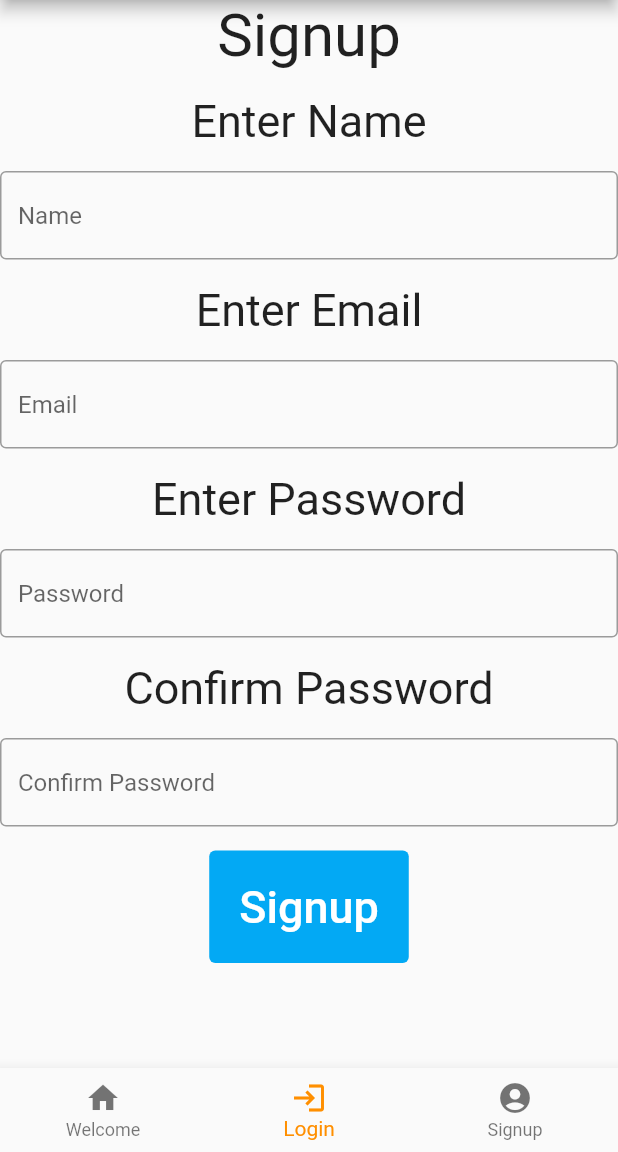
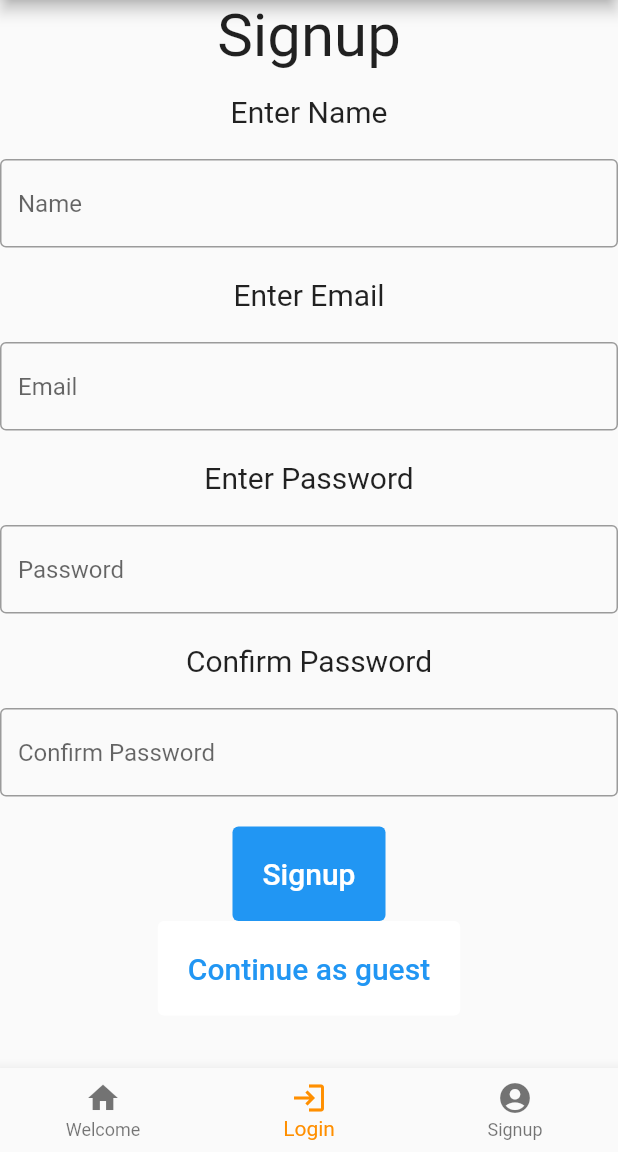
Before and after one commit to thatgirlprogrammer/HikingTrailApp, a Flutter app: the screen it shows after launch, item 2 of the bottom bar chosen, on a phone screen of 412 x 824 dp, the part 84-1236 px from its top. Run offline on Flutter 3.47's test engine with Material 2 defaults, Android fonts, the phone set to English and light mode, and no system bars; our stand-ins replace csv, firebase_auth, google_sign_in; accounts and stored records are empty.

Commit message:
Add files via upload

```diff
--- a/lib/Search.dart
+++ b/lib/Search.dart
@@ -31,6 +31,7 @@ List<String> stateNames = [
   "Kentucky",
   "Louisiana",
   "Maine",
+  'Maui',
   "Maryland",
   "Massachusetts",
   "Michigan",
--- a/lib/Signup.dart
+++ b/lib/Signup.dart
@@ -25,63 +25,74 @@ class _SignupWidgetState extends State<SignupWidget> {
       SizedBox(height: 16),
       const Text(
         "Enter Name",
-        style: TextStyle(fontSize: 30),
+        style: TextStyle(fontSize: 20),
       ),
-      SizedBox(height: 16),
+      SizedBox(height: 20),
       const TextField(
         decoration: InputDecoration(
           border: OutlineInputBorder(),
           hintText: 'Name',
         ),
       ),
-      SizedBox(height: 16),
+      SizedBox(height: 20),
       const Text(
         "Enter Email",
-        style: TextStyle(fontSize: 30),
+        style: TextStyle(fontSize: 20),
       ),
-      SizedBox(height: 16),
+      SizedBox(height: 20),
       const TextField(
         decoration: InputDecoration(
           border: OutlineInputBorder(),
           hintText: 'Email',
         ),
       ),
-      SizedBox(height: 16),
+      SizedBox(height: 20),
       const Text(
         "Enter Password",
-        style: TextStyle(fontSize: 30),
+        style: TextStyle(fontSize: 20),
       ),
-      SizedBox(height: 16),
+      SizedBox(height: 20),
       const TextField(
         decoration: InputDecoration(
           border: OutlineInputBorder(),
           hintText: 'Password',
         ),
       ),
-      SizedBox(height: 16),
+      SizedBox(height: 20),
       const Text(
         "Confirm Password",
-        style: TextStyle(fontSize: 30),
+        style: TextStyle(fontSize: 20),
       ),
-      SizedBox(height: 16),
+      SizedBox(height: 20),
       const TextField(
         decoration: InputDecoration(
           border: OutlineInputBorder(),
           hintText: 'Confirm Password',
         ),
       ),
-      SizedBox(height: 16),
+      SizedBox(height: 20),
       TextButton(
         style: ButtonStyle(
             padding:
                 MaterialStateProperty.all<EdgeInsets>(const EdgeInsets.all(20)),
             foregroundColor: MaterialStateProperty.all<Color>(Colors.white),
-            backgroundColor:
-                MaterialStateProperty.all<Color>(Colors.lightBlue)),
+            backgroundColor: MaterialStateProperty.all<Color>(Colors.blue)),
         onPressed: () {
           _navigateToNextScreen(context);
         },
-        child: const Text('Signup', style: TextStyle(fontSize: 30.0)),
+        child: const Text('Signup', style: TextStyle(fontSize: 20.0)),
+      ),
+      TextButton(
+        style: ButtonStyle(
+            padding:
+                MaterialStateProperty.all<EdgeInsets>(const EdgeInsets.all(20)),
+            foregroundColor: MaterialStateProperty.all<Color>(Colors.white),
+            backgroundColor: MaterialStateProperty.all<Color>(Colors.white)),
+        onPressed: () {
+          _navigateToNextScreen(context);
+        },
+        child: const Text('Continue as guest',
+            style: TextStyle(fontSize: 20.0, color: Colors.blue)),
       )
     ]));
   }
--- a/lib/SubCategory.dart
+++ b/lib/SubCategory.dart
@@ -105,6 +105,7 @@ class _SubCategory extends State<SubCategory> {
     return Scaffold(
         appBar: AppBar(
           title: Text(title!),
+          backgroundColor: Colors.blue,
         ),
         body: Align(
             alignment: Alignment.topLeft,
--- a/lib/main.dart
+++ b/lib/main.dart
@@ -92,7 +92,7 @@ class FirstView extends StatelessWidget {
           margin: const EdgeInsets.all(0),
           padding: const EdgeInsets.all(20.0),
           color: Colors.white,
-          child: Image.asset('assets/images/trail.jpeg'),
+          child: Image.asset('assets/images/NPSLogo.png'),
         ),
       ),
     ]));
```
Also changed, not shown: lib/HomeView.dart (+91 -12 lines), lib/Login.dart (+20 -8 lines).
